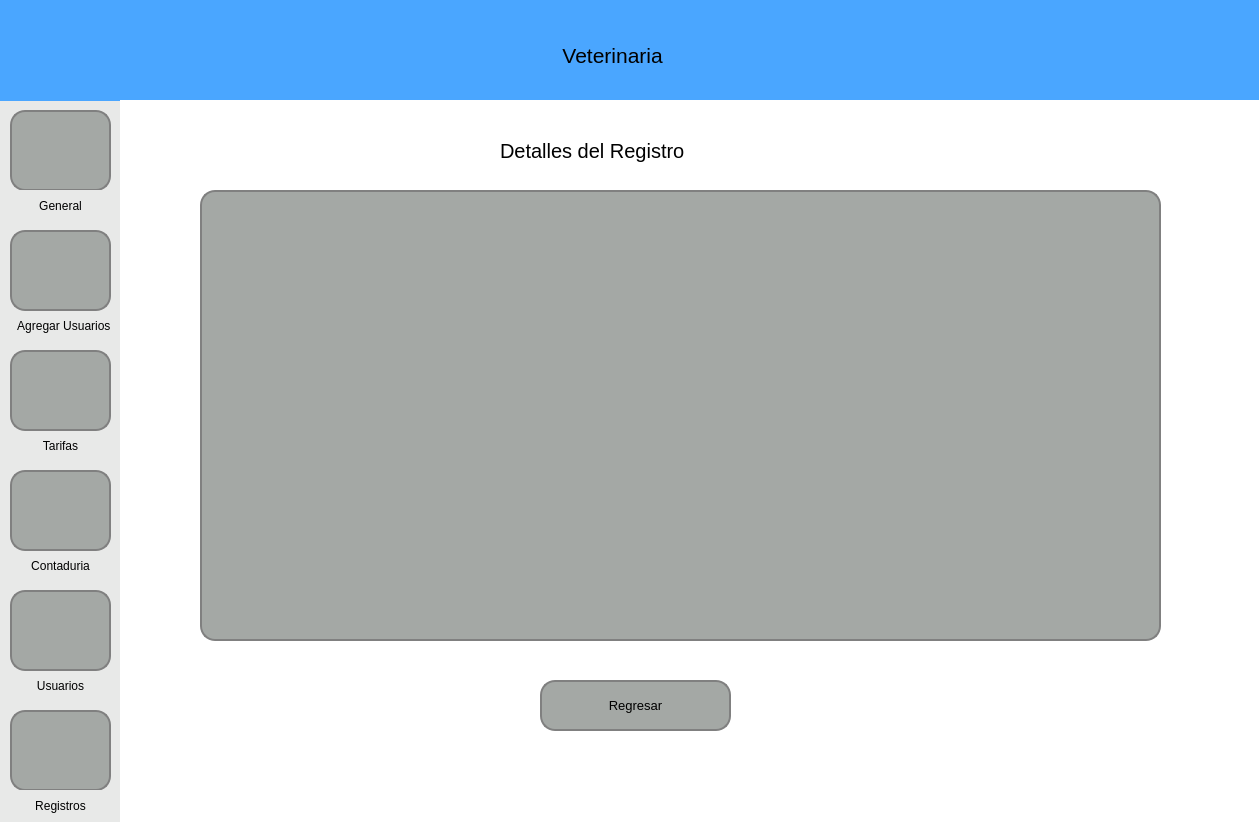
Old version of the form gestionAdmin.ui in the repository JhonR913/Software-2.
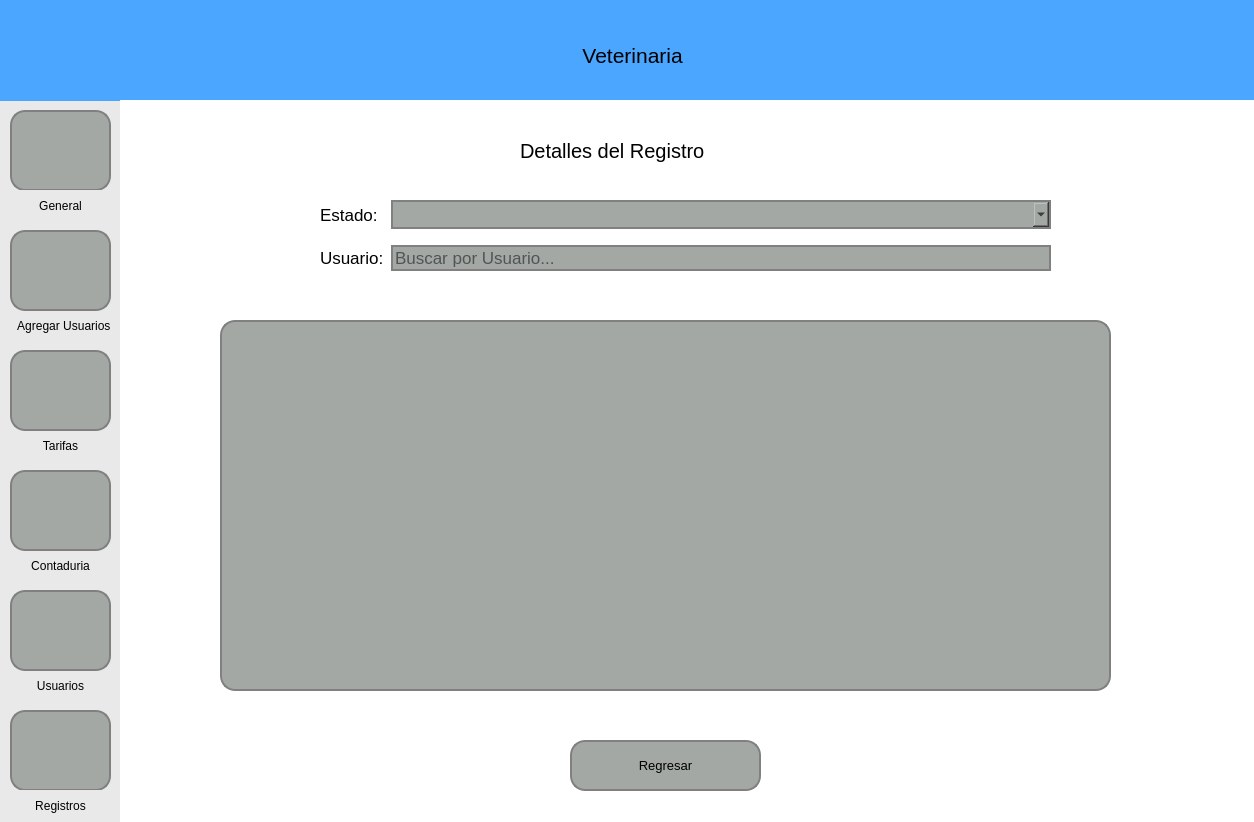
New version of the form. The open tabs and pages were chosen to show the change. Icons and pictures are not drawn.

The edit to the form file:
```diff
--- a/gestionAdmin.ui
+++ b/gestionAdmin.ui
@@ -6,7 +6,7 @@
    <rect>
     <x>0</x>
     <y>0</y>
-    <width>1259</width>
+    <width>1254</width>
     <height>822</height>
    </rect>
   </property>
@@ -64,7 +64,7 @@
    <widget class="QLabel" name="label_2">
     <property name="geometry">
      <rect>
-      <x>320</x>
+      <x>340</x>
       <y>30</y>
       <width>591</width>
       <height>51</height>
@@ -3366,8 +3366,8 @@
     <widget class="QPushButton" name="pushButtonRegresarRegistro">
      <property name="geometry">
       <rect>
-       <x>420</x>
-       <y>580</y>
+       <x>450</x>
+       <y>640</y>
        <width>191</width>
        <height>51</height>
       </rect>
@@ -3400,10 +3400,10 @@
     <widget class="QTableWidget" name="tableWidgetDetallesRegistro">
      <property name="geometry">
       <rect>
-       <x>80</x>
-       <y>90</y>
-       <width>961</width>
-       <height>451</height>
+       <x>100</x>
+       <y>220</y>
+       <width>891</width>
+       <height>371</height>
       </rect>
      </property>
      <property name="styleSheet">
@@ -3415,7 +3415,7 @@
     <widget class="QLabel" name="label_62">
      <property name="geometry">
       <rect>
-       <x>380</x>
+       <x>400</x>
        <y>30</y>
        <width>231</width>
        <height>41</height>
@@ -3430,6 +3430,84 @@
       <string>Detalles del Registro</string>
      </property>
     </widget>
+    <widget class="QWidget" name="formLayoutWidget_10">
+     <property name="geometry">
+      <rect>
+       <x>200</x>
+       <y>100</y>
+       <width>731</width>
+       <height>111</height>
+      </rect>
+     </property>
+     <layout class="QFormLayout" name="formLayout_9">
+      <property name="horizontalSpacing">
+       <number>7</number>
+      </property>
+      <property name="verticalSpacing">
+       <number>16</number>
+      </property>
+      <item row="0" column="0">
+       <widget class="QLabel" name="label_51">
+        <property name="font">
+         <font>
+          <pointsize>13</pointsize>
+         </font>
+        </property>
+        <property name="text">
+         <string>Estado:</string>
+        </property>
+       </widget>
+      </item>
+      <item row="1" column="0">
+       <widget class="QLabel" name="label_60">
+        <property name="font">
+         <font>
+          <pointsize>13</pointsize>
+         </font>
+        </property>
+        <property name="text">
+         <string>Usuario:</string>
+        </property>
+       </widget>
+      </item>
+      <item row="1" column="1">
+       <widget class="QLineEdit" name="lineEditUsuarioUsuarios_2">
+        <property name="font">
+         <font>
+          <pointsize>13</pointsize>
+         </font>
+        </property>
+        <property name="styleSheet">
+         <string notr="true">    background-color: #a4a8a5; /* Color del botón */
+    border-radius: 15px;       /* Borde redondeado, ajusta el valor para más curvatura */
+    border: 2px solid #808080; /* Opcional: agrega un borde de color gris */</string>
+        </property>
+        <property name="placeholderText">
+         <string>Buscar por Usuario...</string>
+        </property>
+       </widget>
+      </item>
+      <item row="0" column="1">
+       <widget class="QComboBox" name="comboBoxEstadoRegistro">
+        <property name="font">
+         <font>
+          <pointsize>14</pointsize>
+         </font>
+        </property>
+        <property name="styleSheet">
+         <string notr="true">
+    background-color: #a4a8a5; /* Color del botón */
+    border-radius: 15px;       /* Borde redondeado, ajusta el valor para más curvatura */
+    border: 2px solid #808080; /* Opcional: agrega un borde de color gris */
+</string>
+        </property>
+        <property name="placeholderText">
+         <string>Buscar Por Estado</string>
+        </property>
+       </widget>
+      </item>
+     </layout>
+    </widget>
    </widget>
   </widget>
   <zorder>widgetBarraVertical</zorder>
```
Left out of the diff: 12 changed lines with no effect on the pictures.
